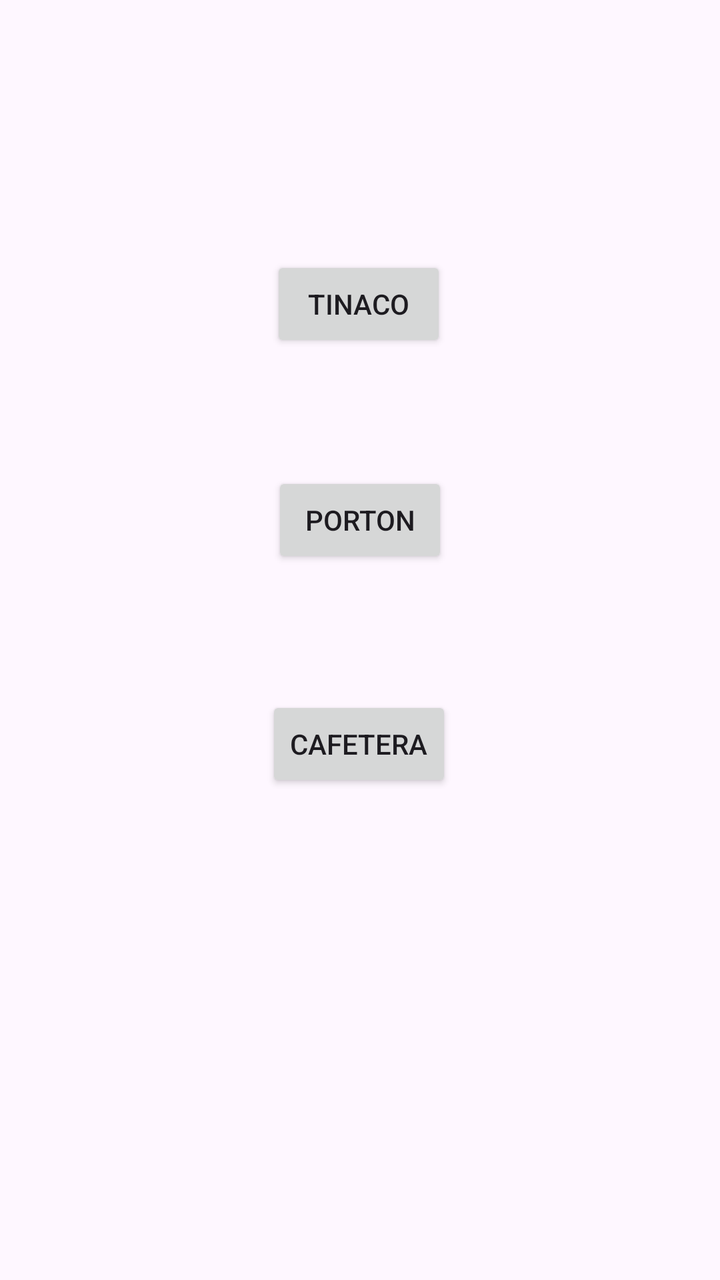
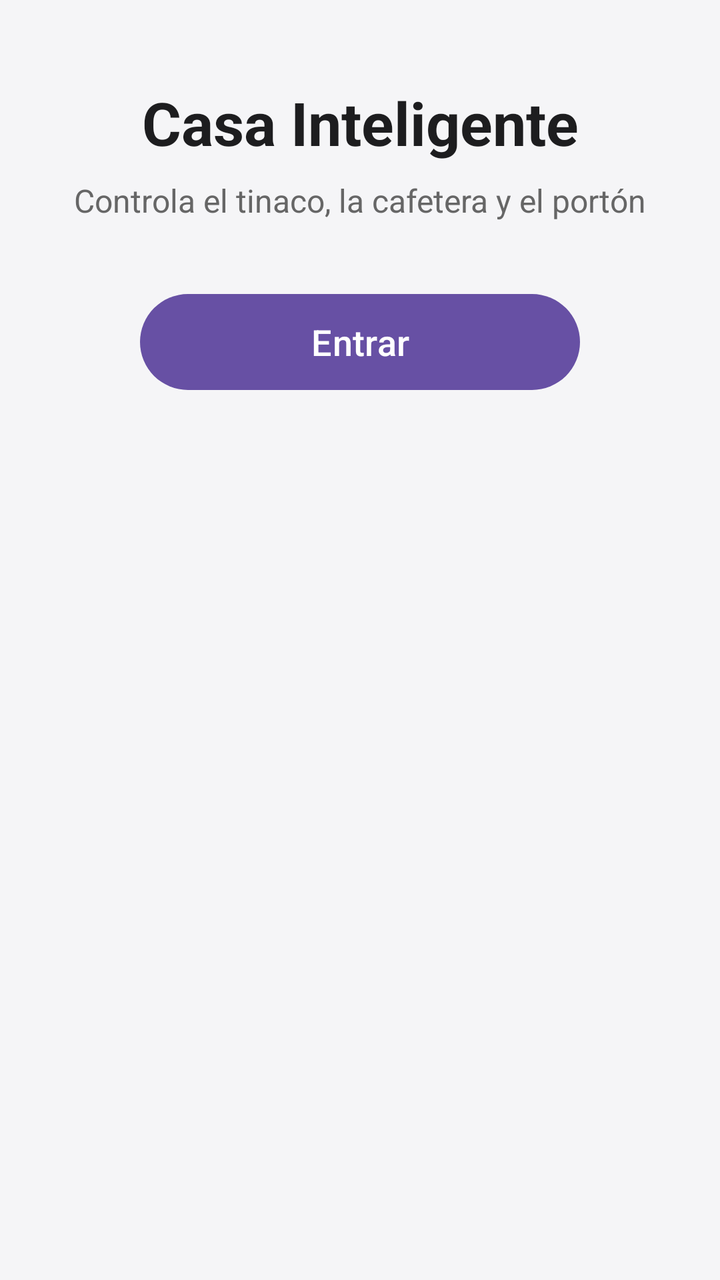

Compare the two renders of this Android layout. The source of the first and the diff that turns it into the second are given below.
<!-- AndroidManifest.xml: application theme Theme.EI_C_JorgeSalinas_JoelBailon -->
<!-- res/layout/activity_main.xml -->
<?xml version="1.0" encoding="utf-8"?>
<androidx.constraintlayout.widget.ConstraintLayout xmlns:android="http://schemas.android.com/apk/res/android"
    xmlns:app="http://schemas.android.com/apk/res-auto"
    xmlns:tools="http://schemas.android.com/tools"
    android:id="@+id/main"
    android:layout_width="match_parent"
    android:layout_height="match_parent"
    tools:context=".MainActivity">

    <Button
        android:id="@+id/btnTinaco"
        android:layout_width="wrap_content"
        android:layout_height="wrap_content"
        android:layout_marginTop="128dp"
        android:text="Tinaco"
        app:layout_constraintEnd_toEndOf="parent"
        app:layout_constraintHorizontal_bias="0.498"
        app:layout_constraintStart_toStartOf="parent"
        app:layout_constraintTop_toTopOf="parent" />

    <Button
        android:id="@+id/btnPorton"
        android:layout_width="wrap_content"
        android:layout_height="wrap_content"
        android:layout_marginTop="60dp"
        android:text="Porton"
        app:layout_constraintEnd_toEndOf="parent"
        app:layout_constraintStart_toStartOf="parent"
        app:layout_constraintTop_toBottomOf="@+id/btnTinaco" />

    <Button
        android:id="@+id/btnCafetera"
        android:layout_width="wrap_content"
        android:layout_height="wrap_content"
        android:layout_marginTop="64dp"
        android:text="Cafetera"
        app:layout_constraintBottom_toBottomOf="parent"
        app:layout_constraintEnd_toEndOf="parent"
        app:layout_constraintHorizontal_bias="0.498"
        app:layout_constraintStart_toStartOf="parent"
        app:layout_constraintTop_toBottomOf="@+id/btnPorton"
        app:layout_constraintVertical_bias="0.0" />

</androidx.constraintlayout.widget.ConstraintLayout>
<!-- resources referenced by this layout -->
<resources>
  <style name="Theme.EI_C_JorgeSalinas_JoelBailon" parent="Base.Theme.EI_C_JorgeSalinas_JoelBailon" />
  <style name="Base.Theme.EI_C_JorgeSalinas_JoelBailon" parent="Theme.Material3.DayNight.NoActionBar">
          
          
      </style>
</resources>

<!-- the commit's change to res/layout/activity_main.xml (unified diff, before → after) -->
@@ -5,40 +5,44 @@
     android:id="@+id/main"
     android:layout_width="match_parent"
     android:layout_height="match_parent"
+    android:background="#F5F5F7"
     tools:context=".MainActivity">
 
-    <Button
-        android:id="@+id/btnTinaco"
+    <TextView
+        android:id="@+id/tituloApp"
         android:layout_width="wrap_content"
         android:layout_height="wrap_content"
-        android:layout_marginTop="128dp"
-        android:text="Tinaco"
+        android:text="Casa Inteligente"
+        android:textSize="30sp"
+        android:textStyle="bold"
+        android:textColor="#1D1D1F"
         app:layout_constraintEnd_toEndOf="parent"
-        app:layout_constraintHorizontal_bias="0.498"
         app:layout_constraintStart_toStartOf="parent"
-        app:layout_constraintTop_toTopOf="parent" />
+        app:layout_constraintTop_toTopOf="parent"
+        app:layout_constraintBottom_toTopOf="@+id/botonEntrar"
+        app:layout_constraintVertical_bias="0.4" />
 
-    <Button
-        android:id="@+id/btnPorton"
+    <TextView
+        android:id="@+id/subtituloApp"
         android:layout_width="wrap_content"
         android:layout_height="wrap_content"
-        android:layout_marginTop="60dp"
-        android:text="Porton"
+        android:layout_marginTop="8dp"
+        android:text="Controla el tinaco, la cafetera y el portón"
+        android:textSize="16sp"
+        android:textColor="#666666"
         app:layout_constraintEnd_toEndOf="parent"
         app:layout_constraintStart_toStartOf="parent"
-        app:layout_constraintTop_toBottomOf="@+id/btnTinaco" />
+        app:layout_constraintTop_toBottomOf="@+id/tituloApp" />
 
-    <Button
-        android:id="@+id/btnCafetera"
-        android:layout_width="wrap_content"
-        android:layout_height="wrap_content"
-        android:layout_marginTop="64dp"
-        android:text="Cafetera"
-        app:layout_constraintBottom_toBottomOf="parent"
+    <com.google.android.material.button.MaterialButton
+        android:id="@+id/botonEntrar"
+        android:layout_width="220dp"
+        android:layout_height="56dp"
+        android:layout_marginTop="32dp"
+        android:text="Entrar"
+        android:textSize="18sp"
         app:layout_constraintEnd_toEndOf="parent"
-        app:layout_constraintHorizontal_bias="0.498"
         app:layout_constraintStart_toStartOf="parent"
-        app:layout_constraintTop_toBottomOf="@+id/btnPorton"
-        app:layout_constraintVertical_bias="0.0" />
+        app:layout_constraintTop_toBottomOf="@+id/subtituloApp" />
 
 </androidx.constraintlayout.widget.ConstraintLayout>
